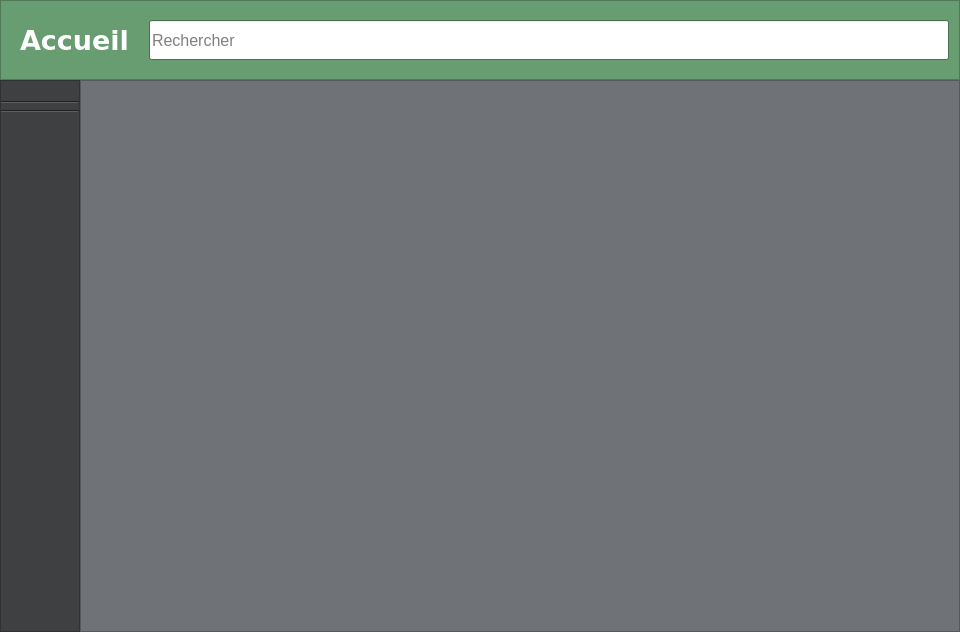
Before: the Qt Designer form mainwindow.ui in TheoFRASSI/GaleriePhotoIHM, drawn with Qt 5.
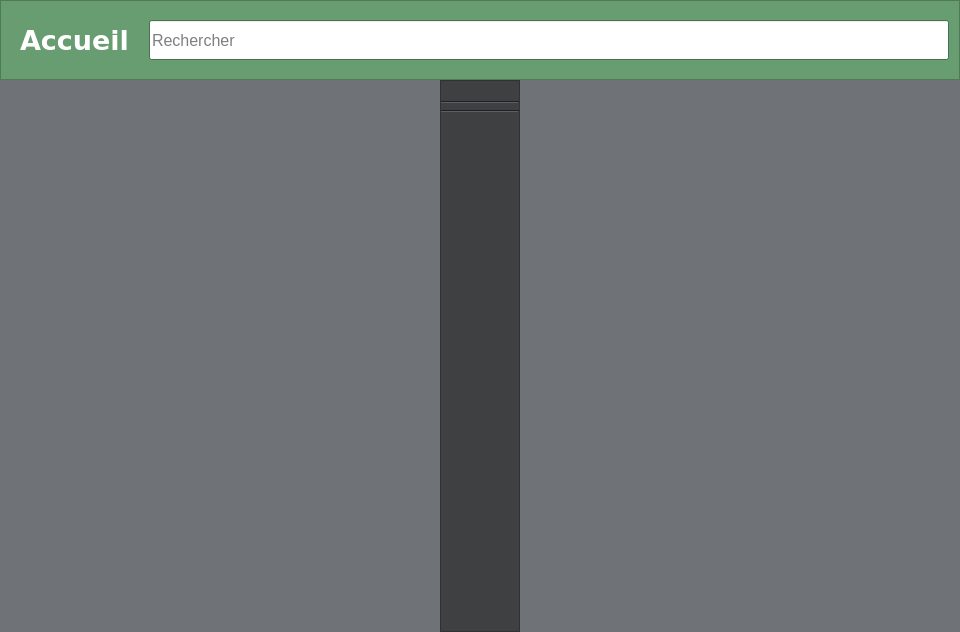
After: the same form once the commit is applied. Icons and pictures are not drawn.

```diff
--- a/mainwindow.ui
+++ b/mainwindow.ui
@@ -25,45 +25,45 @@
      <colorrole role="Button">
       <brush brushstyle="SolidPattern">
        <color alpha="255">
-        <red>42</red>
-        <green>43</green>
-        <blue>45</blue>
+        <red>111</red>
+        <green>114</green>
+        <blue>118</blue>
        </color>
       </brush>
      </colorrole>
      <colorrole role="Light">
       <brush brushstyle="SolidPattern">
        <color alpha="255">
-        <red>63</red>
-        <green>64</green>
-        <blue>67</blue>
+        <red>167</red>
+        <green>171</green>
+        <blue>177</blue>
        </color>
       </brush>
      </colorrole>
      <colorrole role="Midlight">
       <brush brushstyle="SolidPattern">
        <color alpha="255">
-        <red>52</red>
-        <green>53</green>
-        <blue>56</blue>
+        <red>139</red>
+        <green>142</green>
+        <blue>147</blue>
        </color>
       </brush>
      </colorrole>
      <colorrole role="Dark">
       <brush brushstyle="SolidPattern">
        <color alpha="255">
-        <red>21</red>
-        <green>21</green>
-        <blue>22</blue>
+        <red>55</red>
+        <green>57</green>
+        <blue>59</blue>
        </color>
       </brush>
      </colorrole>
      <colorrole role="Mid">
       <brush brushstyle="SolidPattern">
        <color alpha="255">
-        <red>28</red>
-        <green>28</green>
-        <blue>30</blue>
+        <red>74</red>
+        <green>76</green>
+        <blue>78</blue>
        </color>
       </brush>
      </colorrole>
@@ -106,9 +106,9 @@
      <colorrole role="Window">
       <brush brushstyle="SolidPattern">
        <color alpha="255">
-        <red>42</red>
-        <green>43</green>
-        <blue>45</blue>
+        <red>111</red>
+        <green>114</green>
+        <blue>118</blue>
        </color>
       </brush>
      </colorrole>
@@ -124,9 +124,9 @@
      <colorrole role="AlternateBase">
       <brush brushstyle="SolidPattern">
        <color alpha="255">
-        <red>21</red>
-        <green>21</green>
-        <blue>22</blue>
+        <red>55</red>
+        <green>57</green>
+        <blue>59</blue>
        </color>
       </brush>
      </colorrole>
@@ -171,45 +171,45 @@
      <colorrole role="Button">
       <brush brushstyle="SolidPattern">
        <color alpha="255">
-        <red>42</red>
-        <green>43</green>
-        <blue>45</blue>
+        <red>111</red>
+        <green>114</green>
+        <blue>118</blue>
        </color>
       </brush>
      </colorrole>
      <colorrole role="Light">
       <brush brushstyle="SolidPattern">
        <color alpha="255">
-        <red>63</red>
-        <green>64</green>
-        <blue>67</blue>
+        <red>167</red>
+        <green>171</green>
+        <blue>177</blue>
        </color>
       </brush>
      </colorrole>
      <colorrole role="Midlight">
       <brush brushstyle="SolidPattern">
        <color alpha="255">
-        <red>52</red>
-        <green>53</green>
-        <blue>56</blue>
+        <red>139</red>
+        <green>142</green>
+        <blue>147</blue>
        </color>
       </brush>
      </colorrole>
      <colorrole role="Dark">
       <brush brushstyle="SolidPattern">
        <color alpha="255">
-        <red>21</red>
-        <green>21</green>
-        <blue>22</blue>
+        <red>55</red>
+        <green>57</green>
+        <blue>59</blue>
        </color>
       </brush>
      </colorrole>
      <colorrole role="Mid">
       <brush brushstyle="SolidPattern">
        <color alpha="255">
-        <red>28</red>
-        <green>28</green>
-        <blue>30</blue>
+        <red>74</red>
+        <green>76</green>
+        <blue>78</blue>
        </color>
       </brush>
      </colorrole>
@@ -252,9 +252,9 @@
      <colorrole role="Window">
       <brush brushstyle="SolidPattern">
        <color alpha="255">
-        <red>42</red>
-        <green>43</green>
-        <blue>45</blue>
+        <red>111</red>
+        <green>114</green>
+        <blue>118</blue>
        </color>
       </brush>
      </colorrole>
@@ -270,9 +270,9 @@
      <colorrole role="AlternateBase">
       <brush brushstyle="SolidPattern">
        <color alpha="255">
-        <red>21</red>
-        <green>21</green>
-        <blue>22</blue>
+        <red>55</red>
+        <green>57</green>
+        <blue>59</blue>
        </color>
       </brush>
      </colorrole>
@@ -308,63 +308,63 @@
      <colorrole role="WindowText">
       <brush brushstyle="SolidPattern">
        <color alpha="255">
-        <red>21</red>
-        <green>21</green>
-        <blue>22</blue>
+        <red>55</red>
+        <green>57</green>
+        <blue>59</blue>
        </color>
       </brush>
      </colorrole>
      <colorrole role="Button">
       <brush brushstyle="SolidPattern">
        <color alpha="255">
-        <red>42</red>
-        <green>43</green>
-        <blue>45</blue>
+        <red>111</red>
+        <green>114</green>
+        <blue>118</blue>
        </color>
       </brush>
      </colorrole>
      <colorrole role="Light">
       <brush brushstyle="SolidPattern">
        <color alpha="255">
-        <red>63</red>
-        <green>64</green>
-        <blue>67</blue>
+        <red>167</red>
+        <green>171</green>
+        <blue>177</blue>
        </color>
       </brush>
      </colorrole>
      <colorrole role="Midlight">
       <brush brushstyle="SolidPattern">
        <color alpha="255">
-        <red>52</red>
-        <green>53</green>
-        <blue>56</blue>
+        <red>139</red>
+        <green>142</green>
+        <blue>147</blue>
        </color>
       </brush>
      </colorrole>
      <colorrole role="Dark">
       <brush brushstyle="SolidPattern">
        <color alpha="255">
-        <red>21</red>
-        <green>21</green>
-        <blue>22</blue>
+        <red>55</red>
+        <green>57</green>
+        <blue>59</blue>
        </color>
       </brush>
      </colorrole>
      <colorrole role="Mid">
       <brush brushstyle="SolidPattern">
        <color alpha="255">
-        <red>28</red>
-        <green>28</green>
-        <blue>30</blue>
+        <red>74</red>
+        <green>76</green>
+        <blue>78</blue>
        </color>
       </brush>
      </colorrole>
      <colorrole role="Text">
       <brush brushstyle="SolidPattern">
        <color alpha="255">
-        <red>21</red>
-        <green>21</green>
-        <blue>22</blue>
+        <red>55</red>
+        <green>57</green>
+        <blue>59</blue>
        </color>
       </brush>
      </colorrole>
@@ -380,27 +380,27 @@
      <colorrole role="ButtonText">
       <brush brushstyle="SolidPattern">
        <color alpha="255">
-        <red>21</red>
-        <green>21</green>
-        <blue>22</blue>
+        <red>55</red>
+        <green>57</green>
+        <blue>59</blue>
        </color>
       </brush>
      </colorrole>
      <colorrole role="Base">
       <brush brushstyle="SolidPattern">
        <color alpha="255">
-        <red>42</red>
-        <green>43</green>
-        <blue>45</blue>
+        <red>111</red>
+        <green>114</green>
+        <blue>118</blue>
        </color>
       </brush>
      </colorrole>
      <colorrole role="Window">
       <brush brushstyle="SolidPattern">
        <color alpha="255">
-        <red>42</red>
-        <green>43</green>
-        <blue>45</blue>
+        <red>111</red>
+        <green>114</green>
+        <blue>118</blue>
        </color>
       </brush>
      </colorrole>
@@ -416,9 +416,9 @@
      <colorrole role="AlternateBase">
       <brush brushstyle="SolidPattern">
        <color alpha="255">
-        <red>42</red>
-        <green>43</green>
-        <blue>45</blue>
+        <red>111</red>
+        <green>114</green>
+        <blue>118</blue>
        </color>
       </brush>
      </colorrole>
@@ -2089,469 +2089,7 @@
          </layout>
         </item>
         <item>
-         <layout class="QVBoxLayout" name="verticalLayout_2">
-          <item>
-           <widget class="QFrame" name="frame_3">
-            <property name="minimumSize">
-             <size>
-              <width>500</width>
-              <height>500</height>
-             </size>
-            </property>
-            <property name="palette">
-             <palette>
-              <active>
-               <colorrole role="WindowText">
-                <brush brushstyle="SolidPattern">
-                 <color alpha="255">
-                  <red>255</red>
-                  <green>255</green>
-                  <blue>255</blue>
-                 </color>
-                </brush>
-               </colorrole>
-               <colorrole role="Button">
-                <brush brushstyle="SolidPattern">
-                 <color alpha="255">
-                  <red>111</red>
-                  <green>114</green>
-                  <blue>118</blue>
-                 </color>
-                </brush>
-               </colorrole>
-               <colorrole role="Light">
-                <brush brushstyle="SolidPattern">
-                 <color alpha="255">
-                  <red>167</red>
-                  <green>171</green>
-                  <blue>177</blue>
-                 </color>
-                </brush>
-               </colorrole>
-               <colorrole role="Midlight">
-                <brush brushstyle="SolidPattern">
-                 <color alpha="255">
-                  <red>139</red>
-                  <green>142</green>
-                  <blue>147</blue>
-                 </color>
-                </brush>
-               </colorrole>
-               <colorrole role="Dark">
-                <brush brushstyle="SolidPattern">
-                 <color alpha="255">
-                  <red>55</red>
-                  <green>57</green>
-                  <blue>59</blue>
-                 </color>
-                </brush>
-               </colorrole>
-               <colorrole role="Mid">
-                <brush brushstyle="SolidPattern">
-                 <color alpha="255">
-                  <red>74</red>
-                  <green>76</green>
-                  <blue>78</blue>
-                 </color>
-                </brush>
-               </colorrole>
-               <colorrole role="Text">
-                <brush brushstyle="SolidPattern">
-                 <color alpha="255">
-                  <red>255</red>
-                  <green>255</green>
-                  <blue>255</blue>
-                 </color>
-                </brush>
-               </colorrole>
-               <colorrole role="BrightText">
-                <brush brushstyle="SolidPattern">
-                 <color alpha="255">
-                  <red>255</red>
-                  <green>255</green>
-                  <blue>255</blue>
-                 </color>
-                </brush>
-               </colorrole>
-               <colorrole role="ButtonText">
-                <brush brushstyle="SolidPattern">
-                 <color alpha="255">
-                  <red>255</red>
-                  <green>255</green>
-                  <blue>255</blue>
-                 </color>
-                </brush>
-               </colorrole>
-               <colorrole role="Base">
-                <brush brushstyle="SolidPattern">
-                 <color alpha="255">
-                  <red>0</red>
-                  <green>0</green>
-                  <blue>0</blue>
-                 </color>
-                </brush>
-               </colorrole>
-               <colorrole role="Window">
-                <brush brushstyle="SolidPattern">
-                 <color alpha="255">
-                  <red>111</red>
-                  <green>114</green>
-                  <blue>118</blue>
-                 </color>
-                </brush>
-               </colorrole>
-               <colorrole role="Shadow">
-                <brush brushstyle="SolidPattern">
-                 <color alpha="255">
-                  <red>0</red>
-                  <green>0</green>
-                  <blue>0</blue>
-                 </color>
-                </brush>
-               </colorrole>
-               <colorrole role="AlternateBase">
-                <brush brushstyle="SolidPattern">
-                 <color alpha="255">
-                  <red>55</red>
-                  <green>57</green>
-                  <blue>59</blue>
-                 </color>
-                </brush>
-               </colorrole>
-               <colorrole role="ToolTipBase">
-                <brush brushstyle="SolidPattern">
-                 <color alpha="255">
-                  <red>255</red>
-                  <green>255</green>
-                  <blue>220</blue>
-                 </color>
-                </brush>
-               </colorrole>
-               <colorrole role="ToolTipText">
-                <brush brushstyle="SolidPattern">
-                 <color alpha="255">
-                  <red>0</red>
-                  <green>0</green>
-                  <blue>0</blue>
-                 </color>
-                </brush>
-               </colorrole>
-               <colorrole role="PlaceholderText">
-                <brush brushstyle="SolidPattern">
-                 <color alpha="128">
-                  <red>255</red>
-                  <green>255</green>
-                  <blue>255</blue>
-                 </color>
-                </brush>
-               </colorrole>
-              </active>
-              <inactive>
-               <colorrole role="WindowText">
-                <brush brushstyle="SolidPattern">
-                 <color alpha="255">
-                  <red>255</red>
-                  <green>255</green>
-                  <blue>255</blue>
-                 </color>
-                </brush>
-               </colorrole>
-               <colorrole role="Button">
-                <brush brushstyle="SolidPattern">
-                 <color alpha="255">
-                  <red>111</red>
-                  <green>114</green>
-                  <blue>118</blue>
-                 </color>
-                </brush>
-               </colorrole>
-               <colorrole role="Light">
-                <brush brushstyle="SolidPattern">
-                 <color alpha="255">
-                  <red>167</red>
-                  <green>171</green>
-                  <blue>177</blue>
-                 </color>
-                </brush>
-               </colorrole>
-               <colorrole role="Midlight">
-                <brush brushstyle="SolidPattern">
-                 <color alpha="255">
-                  <red>139</red>
-                  <green>142</green>
-                  <blue>147</blue>
-                 </color>
-                </brush>
-               </colorrole>
-               <colorrole role="Dark">
-                <brush brushstyle="SolidPattern">
-                 <color alpha="255">
-                  <red>55</red>
-                  <green>57</green>
-                  <blue>59</blue>
-                 </color>
-                </brush>
-               </colorrole>
-               <colorrole role="Mid">
-                <brush brushstyle="SolidPattern">
-                 <color alpha="255">
-                  <red>74</red>
-                  <green>76</green>
-                  <blue>78</blue>
-                 </color>
-                </brush>
-               </colorrole>
-               <colorrole role="Text">
-                <brush brushstyle="SolidPattern">
-                 <color alpha="255">
-                  <red>255</red>
-                  <green>255</green>
-                  <blue>255</blue>
-                 </color>
-                </brush>
-               </colorrole>
-               <colorrole role="BrightText">
-                <brush brushstyle="SolidPattern">
-                 <color alpha="255">
-                  <red>255</red>
-                  <green>255</green>
-                  <blue>255</blue>
-                 </color>
-                </brush>
-               </colorrole>
-               <colorrole role="ButtonText">
-                <brush brushstyle="SolidPattern">
-                 <color alpha="255">
-                  <red>255</red>
-                  <green>255</green>
-                  <blue>255</blue>
-                 </color>
-                </brush>
-               </colorrole>
-               <colorrole role="Base">
-                <brush brushstyle="SolidPattern">
-                 <color alpha="255">
-                  <red>0</red>
-                  <green>0</green>
-                  <blue>0</blue>
-                 </color>
-                </brush>
-               </colorrole>
-               <colorrole role="Window">
-                <brush brushstyle="SolidPattern">
-                 <color alpha="255">
-                  <red>111</red>
-                  <green>114</green>
-                  <blue>118</blue>
-                 </color>
-                </brush>
-               </colorrole>
-               <colorrole role="Shadow">
-                <brush brushstyle="SolidPattern">
-                 <color alpha="255">
-                  <red>0</red>
-                  <green>0</green>
-                  <blue>0</blue>
-                 </color>
-                </brush>
-               </colorrole>
-               <colorrole role="AlternateBase">
-                <brush brushstyle="SolidPattern">
-                 <color alpha="255">
-                  <red>55</red>
-                  <green>57</green>
-                  <blue>59</blue>
-                 </color>
-                </brush>
-               </colorrole>
-               <colorrole role="ToolTipBase">
-                <brush brushstyle="SolidPattern">
-                 <color alpha="255">
-                  <red>255</red>
-                  <green>255</green>
-                  <blue>220</blue>
-                 </color>
-                </brush>
-               </colorrole>
-               <colorrole role="ToolTipText">
-                <brush brushstyle="SolidPattern">
-                 <color alpha="255">
-                  <red>0</red>
-                  <green>0</green>
-                  <blue>0</blue>
-                 </color>
-                </brush>
-               </colorrole>
-               <colorrole role="PlaceholderText">
-                <brush brushstyle="SolidPattern">
-                 <color alpha="128">
-                  <red>255</red>
-                  <green>255</green>
-                  <blue>255</blue>
-                 </color>
-                </brush>
-               </colorrole>
-              </inactive>
-              <disabled>
-               <colorrole role="WindowText">
-                <brush brushstyle="SolidPattern">
-                 <color alpha="255">
-                  <red>55</red>
-                  <green>57</green>
-                  <blue>59</blue>
-                 </color>
-                </brush>
-               </colorrole>
-               <colorrole role="Button">
-                <brush brushstyle="SolidPattern">
-                 <color alpha="255">
-                  <red>111</red>
-                  <green>114</green>
-                  <blue>118</blue>
-                 </color>
-                </brush>
-               </colorrole>
-               <colorrole role="Light">
-                <brush brushstyle="SolidPattern">
-                 <color alpha="255">
-                  <red>167</red>
-                  <green>171</green>
-                  <blue>177</blue>
-                 </color>
-                </brush>
-               </colorrole>
-               <colorrole role="Midlight">
-                <brush brushstyle="SolidPattern">
-                 <color alpha="255">
-                  <red>139</red>
-                  <green>142</green>
-                  <blue>147</blue>
-                 </color>
-                </brush>
-               </colorrole>
-               <colorrole role="Dark">
-                <brush brushstyle="SolidPattern">
-                 <color alpha="255">
-                  <red>55</red>
-                  <green>57</green>
-                  <blue>59</blue>
-                 </color>
-                </brush>
-               </colorrole>
-               <colorrole role="Mid">
-                <brush brushstyle="SolidPattern">
-                 <color alpha="255">
-                  <red>74</red>
-                  <green>76</green>
-                  <blue>78</blue>
-                 </color>
-                </brush>
-               </colorrole>
-               <colorrole role="Text">
-                <brush brushstyle="SolidPattern">
-                 <color alpha="255">
-                  <red>55</red>
-                  <green>57</green>
-                  <blue>59</blue>
-                 </color>
-                </brush>
-               </colorrole>
-               <colorrole role="BrightText">
-                <brush brushstyle="SolidPattern">
-                 <color alpha="255">
-                  <red>255</red>
-                  <green>255</green>
-                  <blue>255</blue>
-                 </color>
-                </brush>
-               </colorrole>
-               <colorrole role="ButtonText">
-                <brush brushstyle="SolidPattern">
-                 <color alpha="255">
-                  <red>55</red>
-                  <green>57</green>
-                  <blue>59</blue>
-                 </color>
-                </brush>
-               </colorrole>
-               <colorrole role="Base">
-                <brush brushstyle="SolidPattern">
-                 <color alpha="255">
-                  <red>111</red>
-                  <green>114</green>
-                  <blue>118</blue>
-                 </color>
-                </brush>
-               </colorrole>
-               <colorrole role="Window">
-                <brush brushstyle="SolidPattern">
-                 <color alpha="255">
-                  <red>111</red>
-                  <green>114</green>
-                  <blue>118</blue>
-                 </color>
-                </brush>
-               </colorrole>
-               <colorrole role="Shadow">
-                <brush brushstyle="SolidPattern">
-                 <color alpha="255">
-                  <red>0</red>
-                  <green>0</green>
-                  <blue>0</blue>
-                 </color>
-                </brush>
-               </colorrole>
-               <colorrole role="AlternateBase">
-                <brush brushstyle="SolidPattern">
-                 <color alpha="255">
-                  <red>111</red>
-                  <green>114</green>
-                  <blue>118</blue>
-                 </color>
-                </brush>
-               </colorrole>
-               <colorrole role="ToolTipBase">
-                <brush brushstyle="SolidPattern">
-                 <color alpha="255">
-                  <red>255</red>
-                  <green>255</green>
-                  <blue>220</blue>
-                 </color>
-                </brush>
-               </colorrole>
-               <colorrole role="ToolTipText">
-                <brush brushstyle="SolidPattern">
-                 <color alpha="255">
-                  <red>0</red>
-                  <green>0</green>
-                  <blue>0</blue>
-                 </color>
-                </brush>
-               </colorrole>
-               <colorrole role="PlaceholderText">
-                <brush brushstyle="SolidPattern">
-                 <color alpha="128">
-                  <red>255</red>
-                  <green>255</green>
-                  <blue>255</blue>
-                 </color>
-                </brush>
-               </colorrole>
-              </disabled>
-             </palette>
-            </property>
-            <property name="autoFillBackground">
-             <bool>true</bool>
-            </property>
-            <property name="frameShape">
-             <enum>QFrame::StyledPanel</enum>
-            </property>
-            <property name="frameShadow">
-             <enum>QFrame::Raised</enum>
-            </property>
-           </widget>
-          </item>
-         </layout>
+         <layout class="QVBoxLayout" name="layoutOnglet"/>
         </item>
        </layout>
       </item>
```
